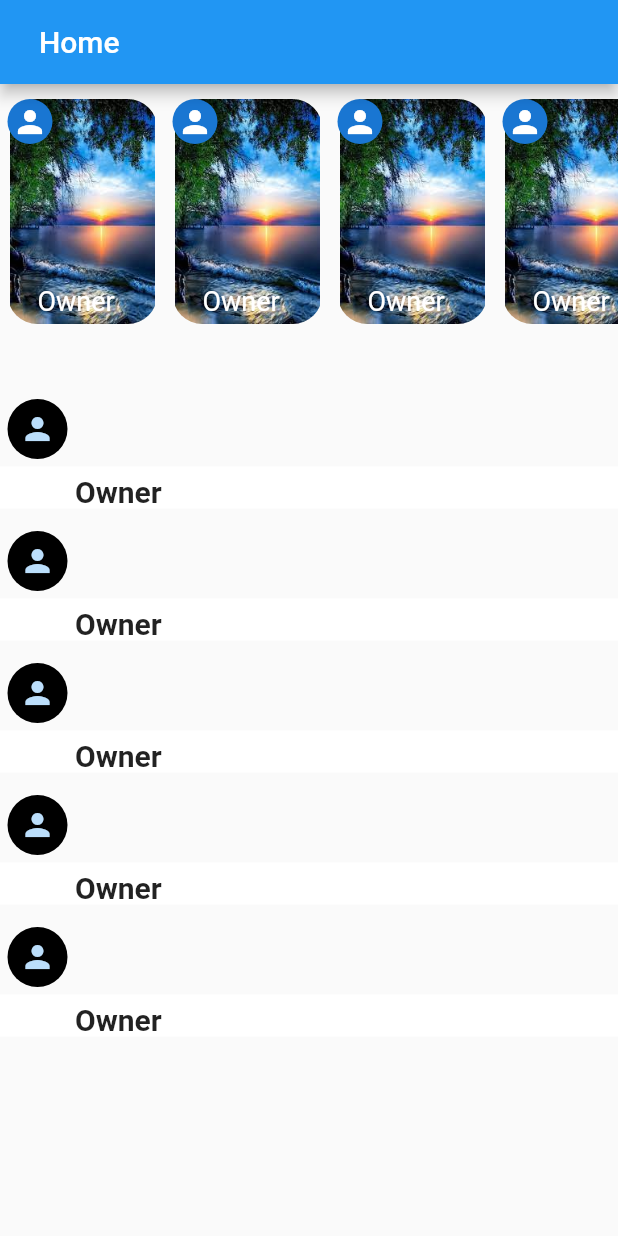
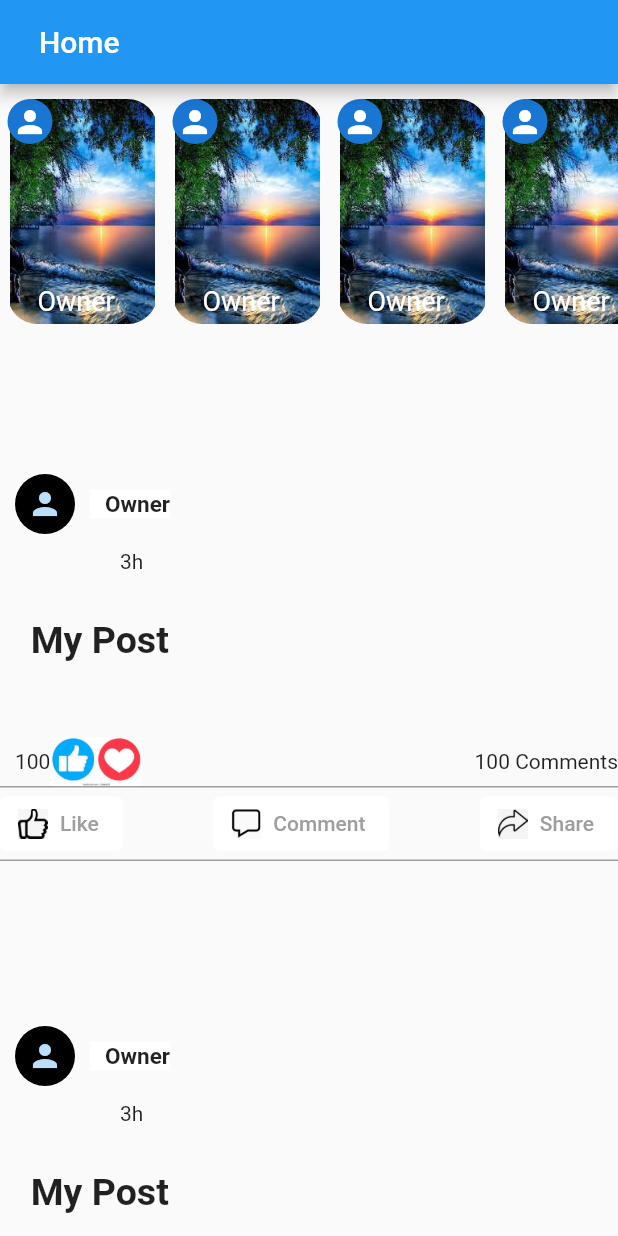
Before and after one commit to mohmedx20/face_app, a Flutter app: the MyHomePage screen opened by its route, on a phone screen of 412 x 824 dp. Run offline on Flutter 3.47's test engine with Material 2 defaults, Android fonts, the phone set to English and light mode, and no system bars.

Commit message:
Update post_page.dart
done

```diff
--- a/lib/post_page.dart
+++ b/lib/post_page.dart
@@ -7,11 +7,14 @@ class PostPage extends StatelessWidget {
   @override
   Widget build(BuildContext context) {
     return Padding(
-      padding: const EdgeInsets.symmetric(vertical: 5.0),
+      padding: const EdgeInsets.symmetric(vertical: 50.0),
       child: Column(
+        mainAxisAlignment: MainAxisAlignment.start,
+        children: [
+          Row(
             children: [
               Container(
-            margin: const EdgeInsets.all(5),
+                margin: const EdgeInsets.all(10),
                 alignment: Alignment.topLeft,
                 child: const CircleAvatar(
                   backgroundColor: Colors.black,
@@ -19,12 +22,93 @@ class PostPage extends StatelessWidget {
                 ),
               ),
               Container(
-            padding: const EdgeInsets.only(left: 50, top: 5),
+                padding: const EdgeInsets.only(left: 10, top: 1),
                 alignment: Alignment.topLeft,
                 color: Colors.white,
                 child: Text(
                   child,
-              style: const TextStyle(fontSize: 20, fontWeight: FontWeight.bold),
+                  style: const TextStyle(
+                      fontSize: 15, fontWeight: FontWeight.bold),
+                ),
+              ),
+            ],
+          ),
+          Container(
+            alignment: Alignment.topLeft,
+            padding: const EdgeInsets.only(left: 80),
+            child: const Text('3h'),
+          ),
+          Container(
+            alignment: Alignment.topCenter,
+            padding:
+                const EdgeInsets.only(top: 30, right: 280, left: 1, bottom: 50),
+            child: const Text('My Post',
+                style: TextStyle(fontSize: 25, fontWeight: FontWeight.bold)),
+          ),
+          Container(
+            decoration: const BoxDecoration(
+                border:
+                    Border(bottom: BorderSide(width: 1, color: Colors.grey))),
+            padding: const EdgeInsets.only(left: 10),
+            child: Row(
+              children: [
+                const Text('100'),
+                Image.asset(
+                  'images/like.jpg',
+                  scale: 5,
+                ),
+                Spacer(),
+                const Text(
+                  ' 100 Comments',
+                  textAlign: TextAlign.end,
+                )
+              ],
+            ),
+          ),
+          Container(
+            decoration: const BoxDecoration(
+                border:
+                    Border(bottom: BorderSide(width: 1, color: Colors.grey))),
+            child: Row(
+              children: [
+                ElevatedButton.icon(
+                    style: ElevatedButton.styleFrom(
+                        backgroundColor: Colors.white, elevation: 0),
+                    onPressed: () {},
+                    icon: Image.asset(
+                      'images/singleLike.jpg',
+                      width: 20,
+                      height: 20,
+                    ),
+                    label: const Text('Like',
+                        style: TextStyle(color: Colors.grey))),
+                Spacer(),
+                ElevatedButton.icon(
+                    style: ElevatedButton.styleFrom(
+                        backgroundColor: Colors.white, elevation: 0),
+                    onPressed: () {},
+                    icon: Image.asset(
+                      'images/comment.jpg',
+                      width: 20,
+                      height: 20,
+                    ),
+                    label: const Text('Comment',
+                        style: TextStyle(color: Colors.grey))),
+                Spacer(),
+                ElevatedButton.icon(
+                    style: ElevatedButton.styleFrom(
+                        backgroundColor: Colors.white, elevation: 0),
+                    onPressed: () {},
+                    icon: Image.asset(
+                      'images/share.png',
+                      width: 20,
+                      height: 20,
+                    ),
+                    label: const Text(
+                      'Share',
+                      style: TextStyle(color: Colors.grey),
+                    ))
+              ],
             ),
           ),
         ],
```
Lines whose indentation alone changed are shown as unchanged.
